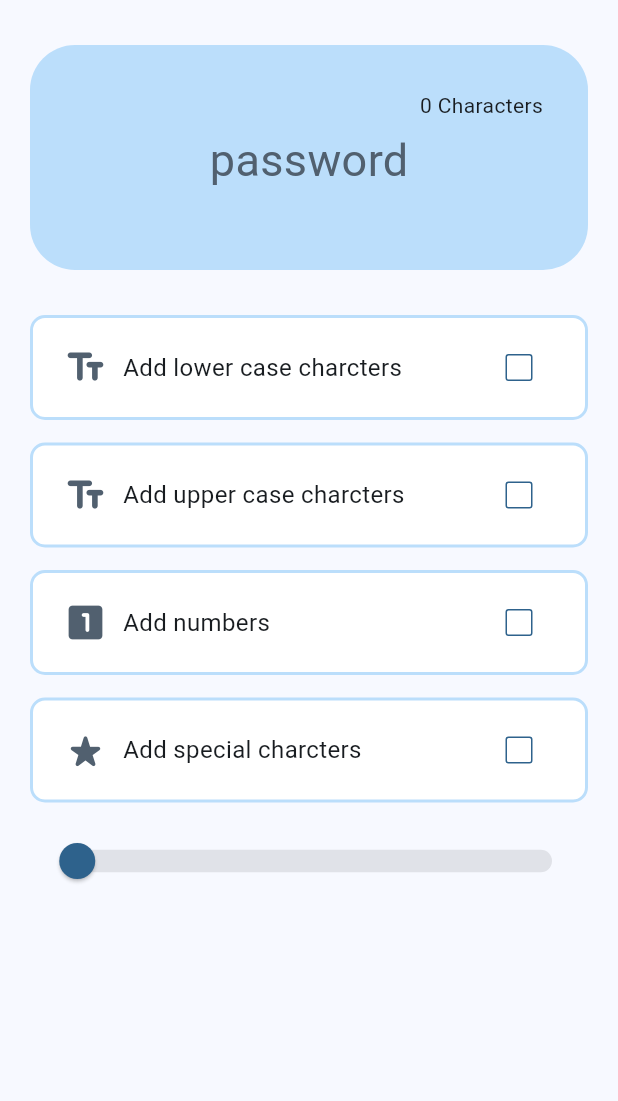
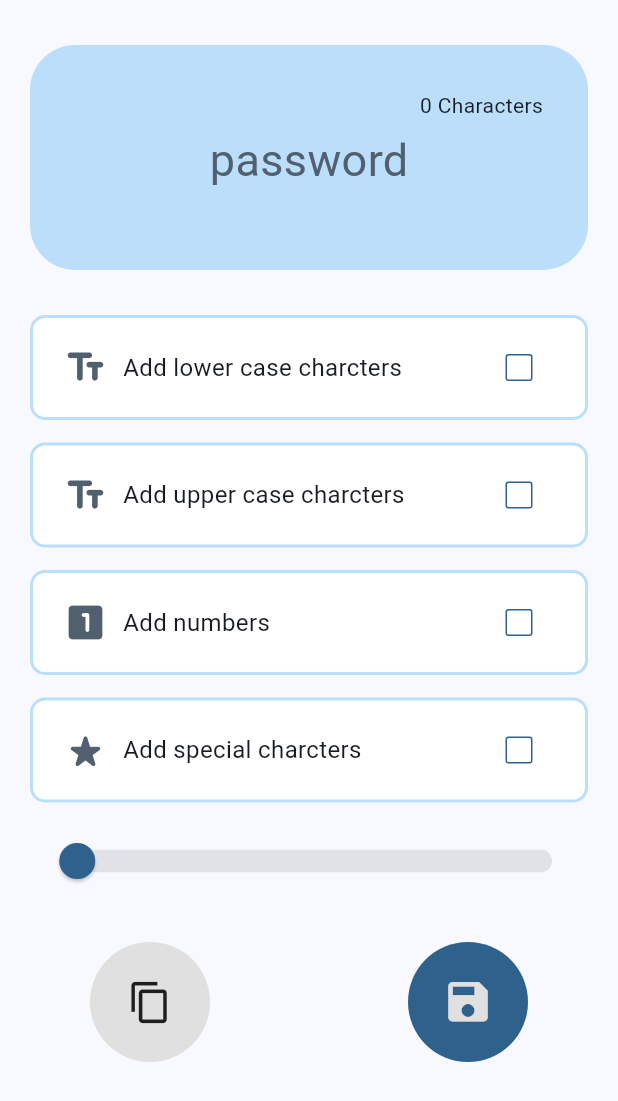
Before and after one commit to KenebiObi/my_test_app, a Flutter app: the GeneratePasswordScreen widget shown alone on an empty page, opened directly, on a phone screen of 412 x 824 dp. Shown: the top 1101 px of the screen. Run offline on Flutter 3.47's test engine with Material 2 defaults, Android fonts, the light colour scheme and no system bars; our stand-ins replace animated_splash_screen, firebase_auth, firebase_core, google_nav_bar, line_icons; accounts and stored records are empty.

Commit message:
Finished generating V2.0

```diff
--- a/lib/screens/generate_password_screen.dart
+++ b/lib/screens/generate_password_screen.dart
@@ -2,6 +2,7 @@
 
 import 'package:flutter/cupertino.dart';
 import 'package:flutter/material.dart';
+import 'package:flutter/services.dart';
 import 'package:my_test_app/widgets/character_option.dart';
 
 class GeneratePasswordScreen extends StatefulWidget {
@@ -21,7 +22,10 @@
   String _allCharacters =
       '!@#\$%^&*()_+qwertyuiopasdfghjklzxcvbnmQWERTYUIOPASDFGHJKLZXCVBNM1234567890';
   String _allLowerCaseChars = 'qwertyuiopasdfghjklzxcvbnm';
-  String _password = "password";
+  String _randomPassword = "password";
+
+  // Main password to be saved in firebase
+  String _password = '';
 
   Map<String, String> theMap = {
     'lower': 'qwertyuiopasdfghjklzxcvbnm',
@@ -58,10 +62,10 @@
     listOfGeneratedChars.shuffle(Random());
     String shuffledString = listOfGeneratedChars.join('');
     print(shuffledString);
-    _password = shuffledString; // MAIN GENERATED PASSWORD
-    print(_password);
-    if (_password == "") {
-      _password = "password";
+    _randomPassword = shuffledString; // Randomly generated password
+    print(_randomPassword);
+    if (_randomPassword == "") {
+      _randomPassword = "password";
     }
   }
 
@@ -99,7 +103,7 @@
                   ),
                   const SizedBox(height: 5.0),
                   Text(
-                    _password,
+                    _randomPassword,
                     style: TextStyle(
                       fontSize: 30.0,
                       color: Theme.of(context).colorScheme.secondary,
@@ -177,7 +181,7 @@
                   _addSymbols = !_addSymbols;
                 });
                 print(_addUpperCase);
-                if (_addUpperCase) {
+                if (_addSymbols) {
                   options.add('special');
                 } else {
                   options.remove('special');
@@ -209,7 +213,67 @@
                 },
               ),
             ),
-            const SizedBox(height: 50.0),
+            const SizedBox(height: 30.0),
+            Padding(
+              padding: const EdgeInsets.symmetric(horizontal: 40.0),
+              child: Row(
+                mainAxisAlignment: MainAxisAlignment.spaceBetween,
+                children: [
+                  GestureDetector(
+                    onTap: () {
+                      Clipboard.setData(
+                        ClipboardData(text: _password),
+                      ).then(
+                        (_) {
+                          showDialog(
+                            context: context,
+                            builder: (context) => AlertDialog(
+                              title: const Text("Password Copied!"),
+                              actions: [
+                                TextButton(
+                                  onPressed: () => Navigator.pop(context),
+                                  child: const Text("Ok"),
+                                ),
+                              ],
+                            ),
+                          );
+                        },
+                      );
+                    },
+                    child: Container(
+                      height: 80.0,
+                      width: 80.0,
+                      decoration: BoxDecoration(
+                        color: Colors.grey[300],
+                        borderRadius: BorderRadius.circular(50.0),
+                      ),
+                      child: const Icon(
+                        Icons.content_copy,
+                        size: 30.0,
+                      ),
+                    ),
+                  ),
+                  GestureDetector(
+                    onTap: () {
+                      _password = _randomPassword; // MAIN PASSWORD
+                    },
+                    child: Container(
+                      height: 80.0,
+                      width: 80.0,
+                      decoration: BoxDecoration(
+                        color: Theme.of(context).colorScheme.primary,
+                        borderRadius: BorderRadius.circular(50.0),
+                      ),
+                      child: Icon(
+                        Icons.save,
+                        size: 35.0,
+                        color: Colors.grey[300],
+                      ),
+                    ),
+                  ),
+                ],
+              ),
+            )
           ],
         ),
       ),
```
